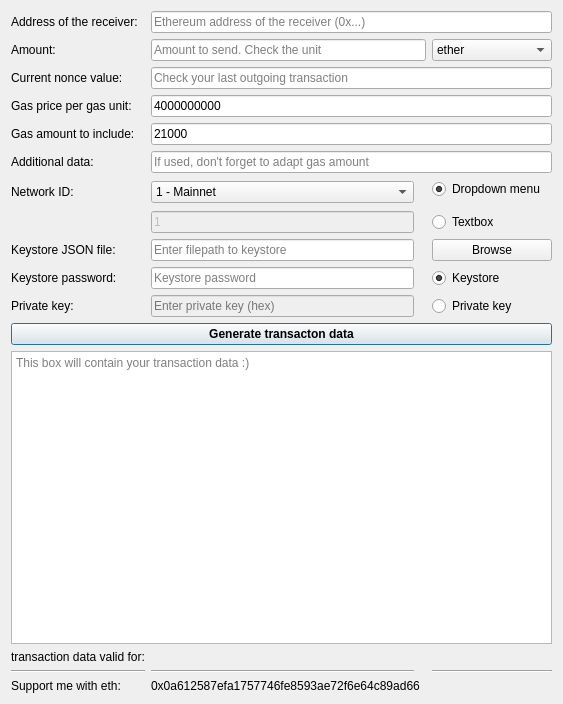
Above: sign_raw_transaction.ui from sea212/offline-transaction-signer before the change. Below: the same form after it.
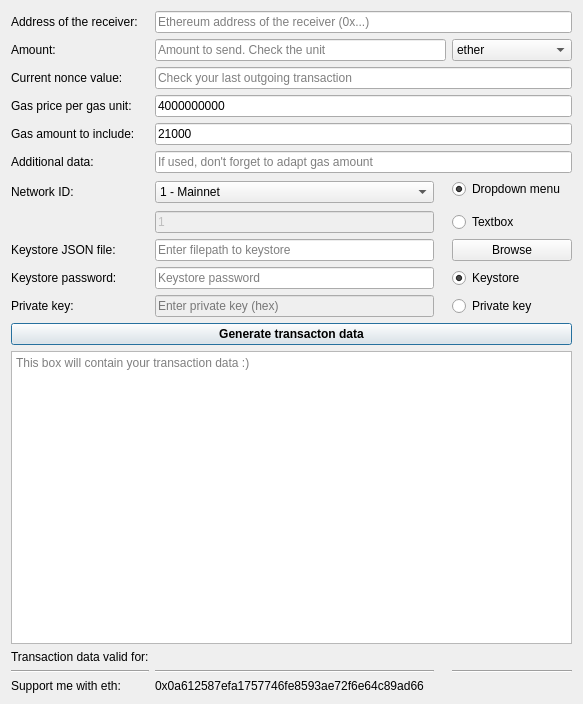
That is the form after the change.

Commit message: Typo in gui. My test transaction was not forwarded by etherscan since the indexer was down for the ropsten network. Put the example transaction on rinkeby now.

```diff
--- a/sign_raw_transaction.ui
+++ b/sign_raw_transaction.ui
@@ -6,7 +6,7 @@
    <rect>
     <x>0</x>
     <y>0</y>
-    <width>496</width>
+    <width>583</width>
     <height>704</height>
    </rect>
   </property>
@@ -449,7 +449,7 @@
    <item row="19" column="0">
     <widget class="QLabel" name="label_address_text">
      <property name="text">
-      <string>transaction data valid for:</string>
+      <string>Transaction data valid for:</string>
      </property>
     </widget>
    </item>
```
The commit also changes 1 other file.
